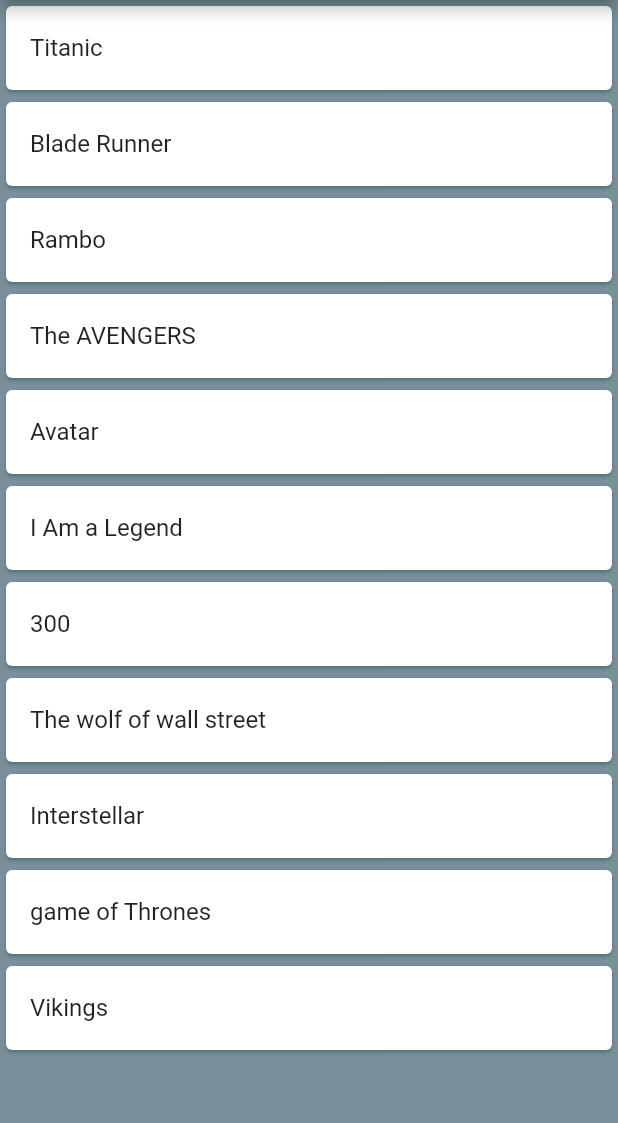
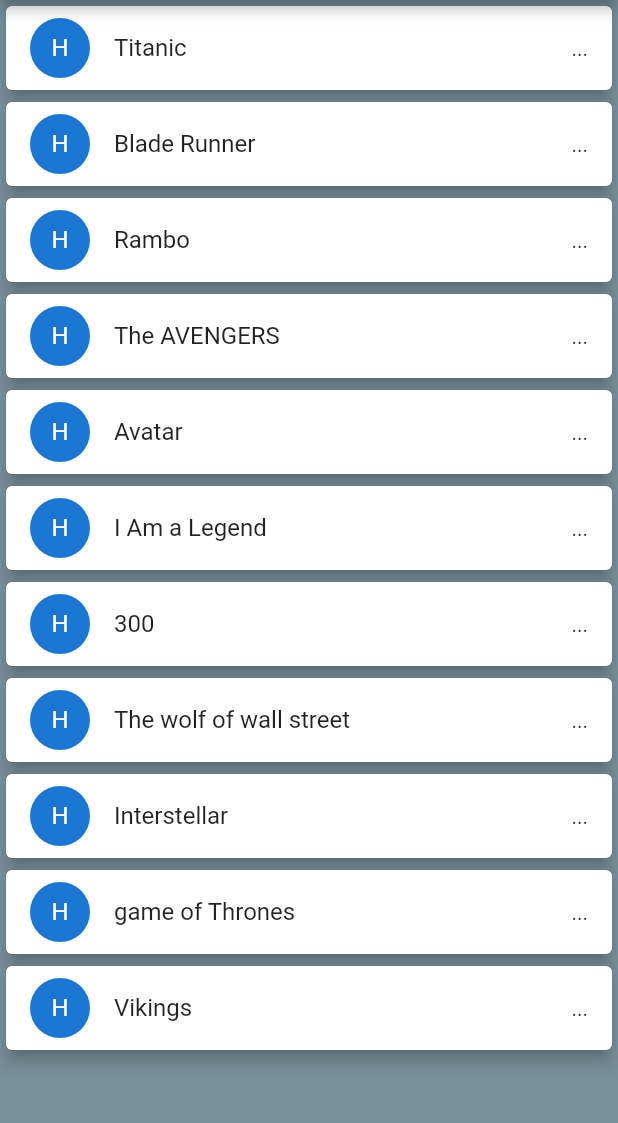
Before and after one commit to ashiquemhd63/Movie_app, a Flutter app: the screen it shows after launch, on a phone screen of 412 x 824 dp, the part 84-1207 px from its top. Run offline on Flutter 3.47's test engine with Material 2 defaults, Android fonts, the phone set to English and light mode, and no system bars.

Commit message:
Customized list tile andadded [onTap]

```diff
--- a/lib/widgets/home.dart
+++ b/lib/widgets/home.dart
@@ -30,8 +30,22 @@ class MovieListView extends StatelessWidget {
 
         return Card(//card is used to represent some related information like album,contact details
           color: Colors.white,
+          elevation: 4.5,//gives shadow
           child: ListTile(
             title: Text(movies[index]),
+            leading: CircleAvatar(
+              child: Container(
+               // decoration: BoxDecoration(
+                //  color: Colors.blue,
+                 // borderRadius: BorderRadius.circular(13.9)
+               // ),
+                child: Text("H"),
+
+              ),
+            ),
+            trailing: Text("...") ,
+            onTap: ()=>debugPrint("Movie name: ${movies.elementAt(index)}"),
+
 
 
 
```
